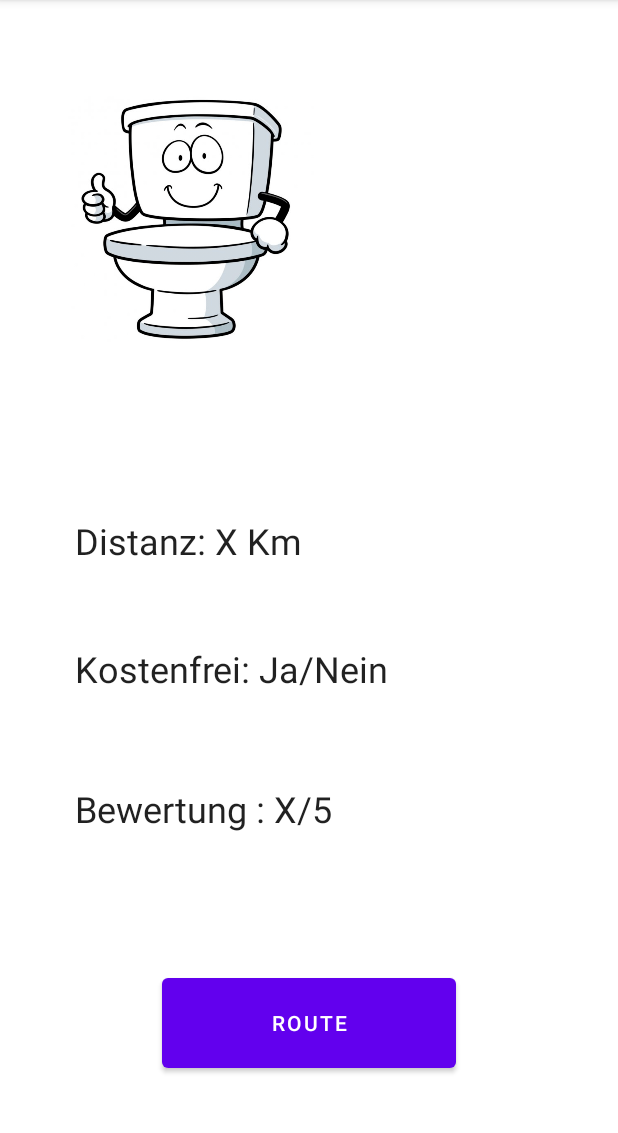
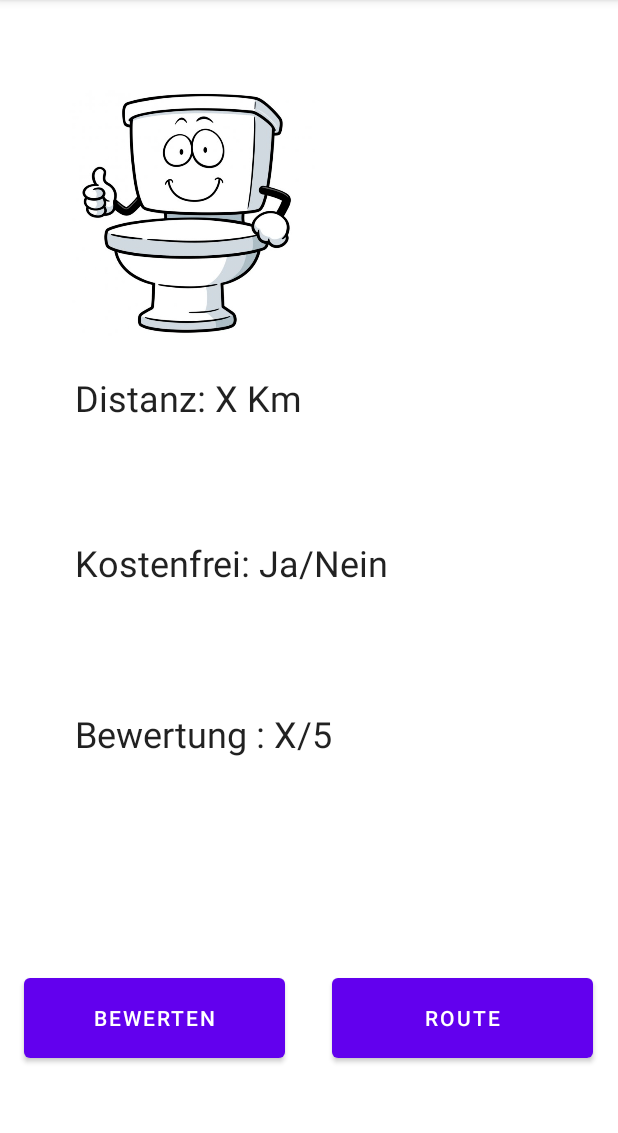
Before and after one commit to PatrickMohr/totheloo, an Android app: the MainActivity3 screen opened directly, with no data from a screen before it, on a phone screen of 412 x 824 dp, the part 84-1217 px from its top. Run offline under Robolectric (Android 15) with nearby library versions, the light colour scheme and no system bars.

Commit message:
MainActivity2.java, MainActivity3.java und 3 weitere dateien aktualisiert... MainActivity2 jetzt Bewertung, Ratingbalken angepasst, MainActivity3 Bewertungsbutton,Parentedit im Manifest

```diff
--- a/ToTheLooClient/ToTheLooClient/app/src/main/java/com/example/tothelooclient/MainActivity3.java
+++ b/ToTheLooClient/ToTheLooClient/app/src/main/java/com/example/tothelooclient/MainActivity3.java
@@ -9,6 +9,7 @@ import android.widget.Button;
 
 public class MainActivity3 extends AppCompatActivity {
     private Button routeButton;
+    private Button rateButton;
     @Override
     protected void onCreate(Bundle savedInstanceState) {
         super.onCreate(savedInstanceState);
@@ -20,10 +21,23 @@ public class MainActivity3 extends AppCompatActivity {
                 openMapsActivity();
             }
         });
+        rateButton = (Button) findViewById(R.id.rateButton);
+        rateButton.setOnClickListener(new View.OnClickListener() {
+            @Override
+            public void onClick(View v) {
+                openMainActivity2();
+            }
+
+        });
     }
 
     public void openMapsActivity() {
         Intent intent = new Intent(this, MapsActivity.class);
         startActivity(intent);
     }
+
+    public void openMainActivity2() {
+        Intent intent = new Intent(this, MainActivity2.class);
+        startActivity(intent);
+    }
 }
--- a/ToTheLooClient/ToTheLooClient/app/src/main/res/layout/activity_main3.xml
+++ b/ToTheLooClient/ToTheLooClient/app/src/main/res/layout/activity_main3.xml
@@ -8,45 +8,42 @@
 
     <Button
         android:id="@+id/routeButton"
-        android:layout_width="196dp"
-        android:layout_height="72dp"
-        android:layout_marginStart="120dp"
-        android:layout_marginEnd="120dp"
-        android:layout_marginBottom="50dp"
+        android:layout_width="174dp"
+        android:layout_height="65dp"
+        android:layout_marginStart="220dp"
+        android:layout_marginEnd="16dp"
+        android:layout_marginBottom="32dp"
         android:text="Route"
         app:layout_constraintBottom_toBottomOf="parent"
         app:layout_constraintEnd_toEndOf="parent"
+        app:layout_constraintHorizontal_bias="0.5"
+        app:layout_constraintStart_toStartOf="parent"
+        app:layout_constraintTop_toBottomOf="@+id/bewertungView" />
+
+    <Button
+        android:id="@+id/rateButton"
+        android:layout_width="174dp"
+        android:layout_height="65dp"
+        android:layout_marginStart="16dp"
+        android:layout_marginEnd="16dp"
+        android:text="Bewerten"
+        app:layout_constraintBaseline_toBaselineOf="@+id/routeButton"
+        app:layout_constraintEnd_toEndOf="parent"
+        app:layout_constraintHorizontal_bias="0.0"
         app:layout_constraintStart_toStartOf="parent" />
 
-    <TextView
-        android:id="@+id/kostenView"
-        android:layout_width="0dp"
-        android:layout_height="69dp"
-        android:layout_marginStart="50dp"
-        android:layout_marginTop="16dp"
-        android:layout_marginEnd="50dp"
-        android:text="Kostenfrei: Ja/Nein"
-        android:textAppearance="@style/TextAppearance.AppCompat.Body1"
-        android:textSize="24sp"
+    <ImageView
+        android:id="@+id/imageView"
+        android:layout_width="188dp"
+        android:layout_height="164dp"
+        android:layout_marginStart="16dp"
+        android:layout_marginTop="60dp"
+        android:layout_marginEnd="16dp"
         app:layout_constraintEnd_toEndOf="parent"
+        app:layout_constraintHorizontal_bias="0.094"
         app:layout_constraintStart_toStartOf="parent"
-        app:layout_constraintTop_toBottomOf="@+id/distanzView" />
-
-    <TextView
-        android:id="@+id/bewertungView"
-        android:layout_width="0dp"
-        android:layout_height="69dp"
-        android:layout_marginStart="50dp"
-        android:layout_marginTop="24dp"
-        android:layout_marginEnd="50dp"
-        android:layout_marginBottom="54dp"
-        android:text="Bewertung : X/5"
-        android:textAppearance="@style/TextAppearance.AppCompat.Body1"
-        android:textSize="24sp"
-        app:layout_constraintBottom_toTopOf="@+id/routeButton"
-        app:layout_constraintEnd_toEndOf="parent"
-        app:layout_constraintStart_toStartOf="parent"
-        app:layout_constraintTop_toBottomOf="@+id/kostenView" />
+        app:layout_constraintTop_toTopOf="parent"
+        app:srcCompat="@drawable/toilette" />
 
     <TextView
         android:id="@+id/distanzView"
@@ -60,18 +57,40 @@
         android:textSize="24sp"
         app:layout_constraintBottom_toTopOf="@+id/kostenView"
         app:layout_constraintEnd_toEndOf="parent"
-        app:layout_constraintStart_toStartOf="parent" />
+        app:layout_constraintHorizontal_bias="0.5"
+        app:layout_constraintStart_toStartOf="parent"
+        app:layout_constraintTop_toBottomOf="@+id/imageView" />
 
-    <ImageView
-        android:id="@+id/imageView"
-        android:layout_width="188dp"
-        android:layout_height="164dp"
-        android:layout_marginStart="16dp"
-        android:layout_marginTop="64dp"
-        android:layout_marginEnd="16dp"
+    <TextView
+        android:id="@+id/kostenView"
+        android:layout_width="0dp"
+        android:layout_height="69dp"
+        android:layout_marginStart="50dp"
+        android:layout_marginEnd="50dp"
+        android:text="Kostenfrei: Ja/Nein"
+        android:textAppearance="@style/TextAppearance.AppCompat.Body1"
+        android:textSize="24sp"
+        app:layout_constraintBottom_toTopOf="@+id/bewertungView"
         app:layout_constraintEnd_toEndOf="parent"
-        app:layout_constraintHorizontal_bias="0.091"
+        app:layout_constraintHorizontal_bias="0.5"
         app:layout_constraintStart_toStartOf="parent"
-        app:layout_constraintTop_toTopOf="parent"
-        app:srcCompat="@drawable/toilette" />
+        app:layout_constraintTop_toBottomOf="@+id/distanzView" />
+
+    <TextView
+        android:id="@+id/bewertungView"
+        android:layout_width="0dp"
+        android:layout_height="69dp"
+        android:layout_marginStart="50dp"
+        android:layout_marginTop="20dp"
+        android:layout_marginEnd="50dp"
+        android:layout_marginBottom="79dp"
+        android:text="Bewertung : X/5"
+        android:textAppearance="@style/TextAppearance.AppCompat.Body1"
+        android:textSize="24sp"
+        app:layout_constraintBottom_toTopOf="@+id/routeButton"
+        app:layout_constraintEnd_toEndOf="parent"
+        app:layout_constraintHorizontal_bias="0.5"
+        app:layout_constraintStart_toStartOf="parent"
+        app:layout_constraintTop_toBottomOf="@+id/kostenView" />
+
 </androidx.constraintlayout.widget.ConstraintLayout>
```
Also changed, not shown: ToTheLooClient/ToTheLooClient/app/src/main/java/com/example/tothelooclient/MainActivity2.java (+5 -14 lines), ToTheLooClient/ToTheLooClient/app/src/main/res/layout/activity_main.xml (+12 -10 lines), ToTheLooClient/ToTheLooClient/app/src/main/res/layout/activity_main2.xml (+37 -6 lines).
